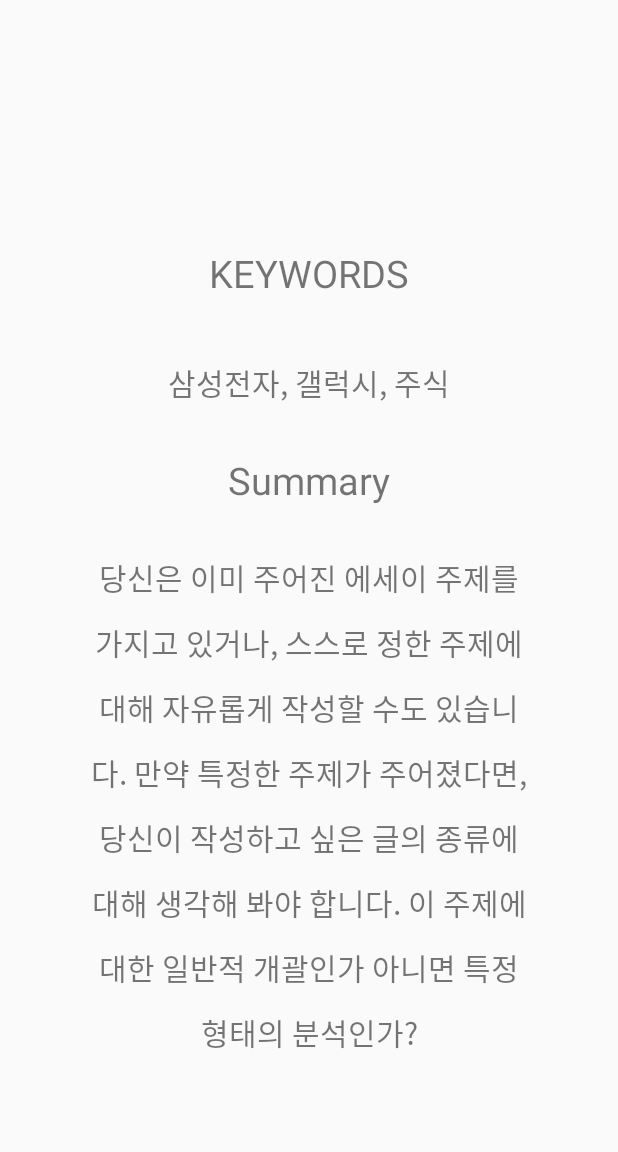
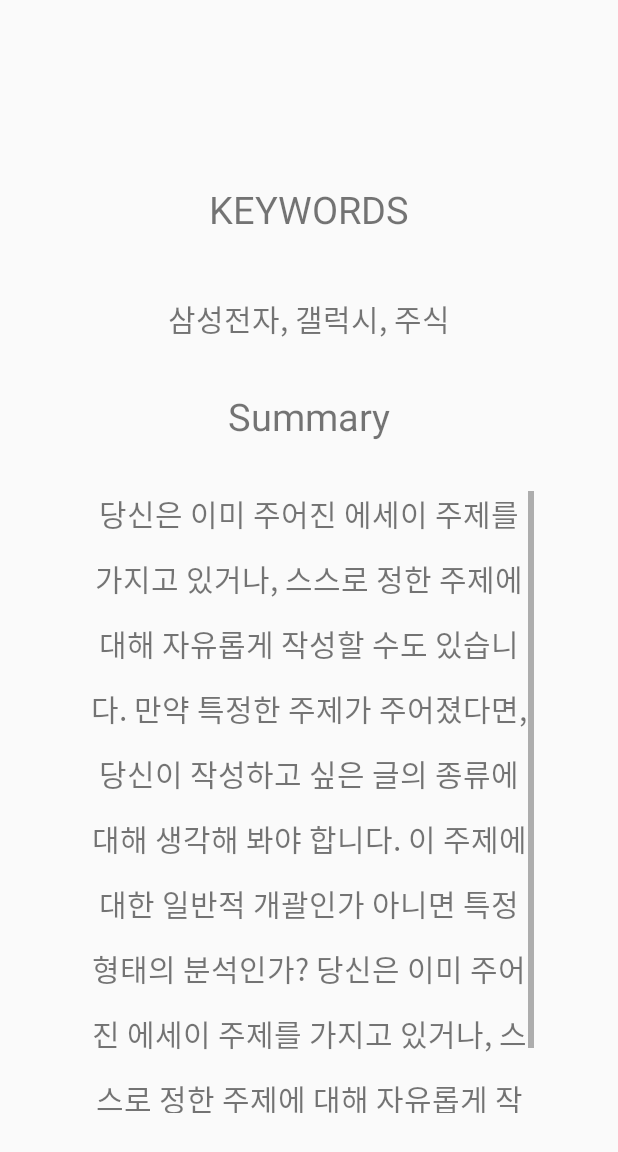
Before and after one commit to hoojeong-dev/OSS-App, an Android app: the layout activity_summary_page.xml on its own in the app's theme, with its tools: preview values and no code run, on a phone screen of 412 x 824 dp. Shown: the top 1152 px of the screen. Run offline under Robolectric (Android 15) with nearby library versions, the phone set to English and light mode, and no system bars.

Commit message:
Update summary page design

```diff
--- a/OSS-App/app/src/main/AndroidManifest.xml
+++ b/OSS-App/app/src/main/AndroidManifest.xml
@@ -14,8 +14,6 @@
         android:supportsRtl="true"
         android:theme="@style/AppThem.NoActionBar">
         <activity android:name=".NewsContent"></activity>
-        <activity android:name=".SummaryPage" />
-        <activity android:name=".ContentPage" />
         <activity android:name=".SampleHttpConnection" />
         <activity android:name=".RegisterActivity" />
         <activity android:name=".LoginActivity" />
--- a/OSS-App/app/src/main/res/layout/activity_summary_page.xml
+++ b/OSS-App/app/src/main/res/layout/activity_summary_page.xml
@@ -13,7 +13,10 @@
         android:layout_weight="1"
         android:orientation="horizontal"
         android:gravity="center"/>
-
+    <LinearLayout
+        android:layout_width="match_parent"
+        android:layout_height="0dp"
+        android:layout_weight="0.5"/>
     <LinearLayout
         android:layout_width="match_parent"
         android:layout_height="0dp"
@@ -49,11 +52,14 @@
                 android:layout_height="327dp"
                 android:gravity="center"
                 android:lineSpacingExtra="13dp"
-                android:text="당신은 이미 주어진 에세이 주제를 가지고 있거나, 스스로 정한 주제에 대해 자유롭게 작성할 수도 있습니다. 만약 특정한 주제가 주어졌다면, 당신이 작성하고 싶은 글의 종류에 대해 생각해 봐야 합니다. 이 주제에 대한 일반적 개괄인가 아니면 특정 형태의 분석인가?"
+                android:text="당신은 이미 주어진 에세이 주제를 가지고 있거나, 스스로 정한 주제에 대해 자유롭게 작성할 수도 있습니다. 만약 특정한 주제가 주어졌다면, 당신이 작성하고 싶은 글의 종류에 대해 생각해 봐야 합니다. 이 주제에 대한 일반적 개괄인가 아니면 특정 형태의 분석인가? 당신은 이미 주어진 에세이 주제를 가지고 있거나, 스스로 정한 주제에 대해 자유롭게 작성할 수도 있습니다."
                 android:textSize="20dp" />
         </ScrollView>
-
     </LinearLayout>
+    <LinearLayout
+        android:layout_width="match_parent"
+        android:layout_height="0dp"
+        android:layout_weight="0.5"/>
     <LinearLayout
         android:layout_width="match_parent"
         android:layout_height="0dp"
--- a/OSS-App/app/src/main/res/values/strings.xml
+++ b/OSS-App/app/src/main/res/values/strings.xml
@@ -1,3 +1,7 @@
 <resources>
     <string name="app_name">OSS-App</string>
+    <string name="title_activity_main2">MainActivity</string>
+    <string name="title_home">Home</string>
+    <string name="title_dashboard">Dashboard</string>
+    <string name="title_notifications">Notifications</string>
 </resources>
```
Also changed, not shown: OSS-App/app/build.gradle (+7 -0 lines), OSS-App/app/src/main/java/com/example/oss_app/SummaryPage.java (+2 -7 lines).
